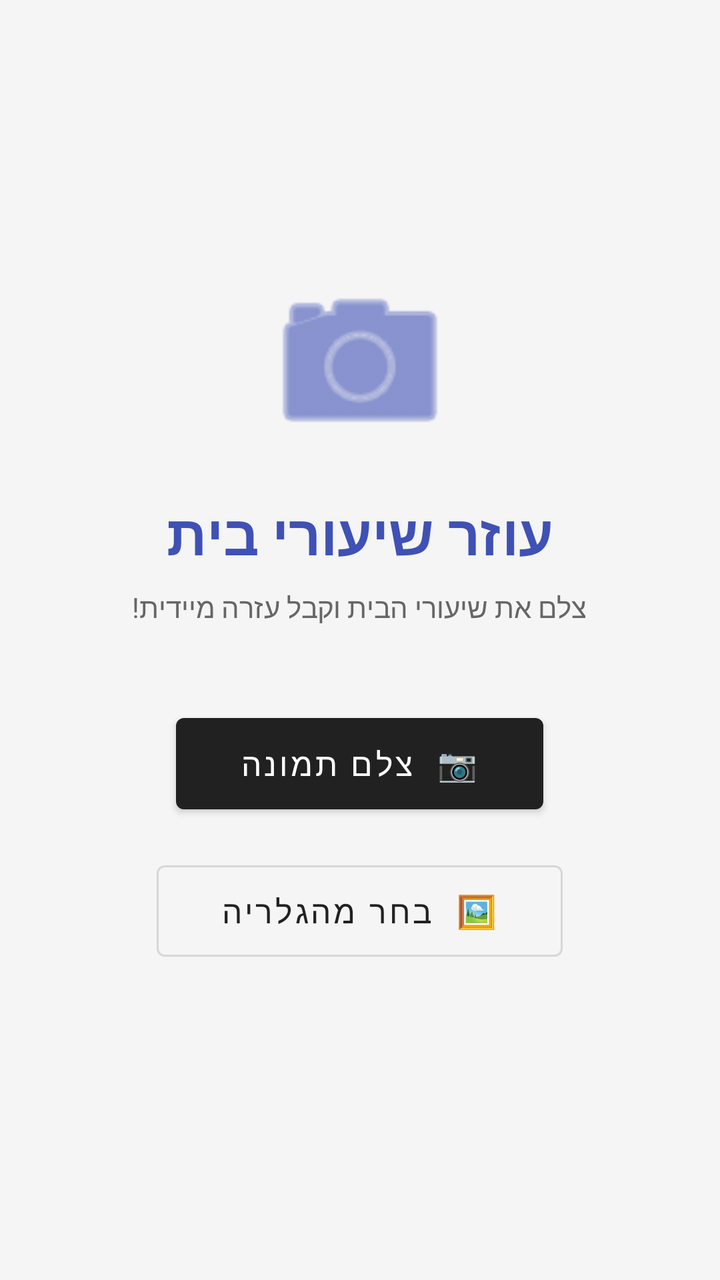
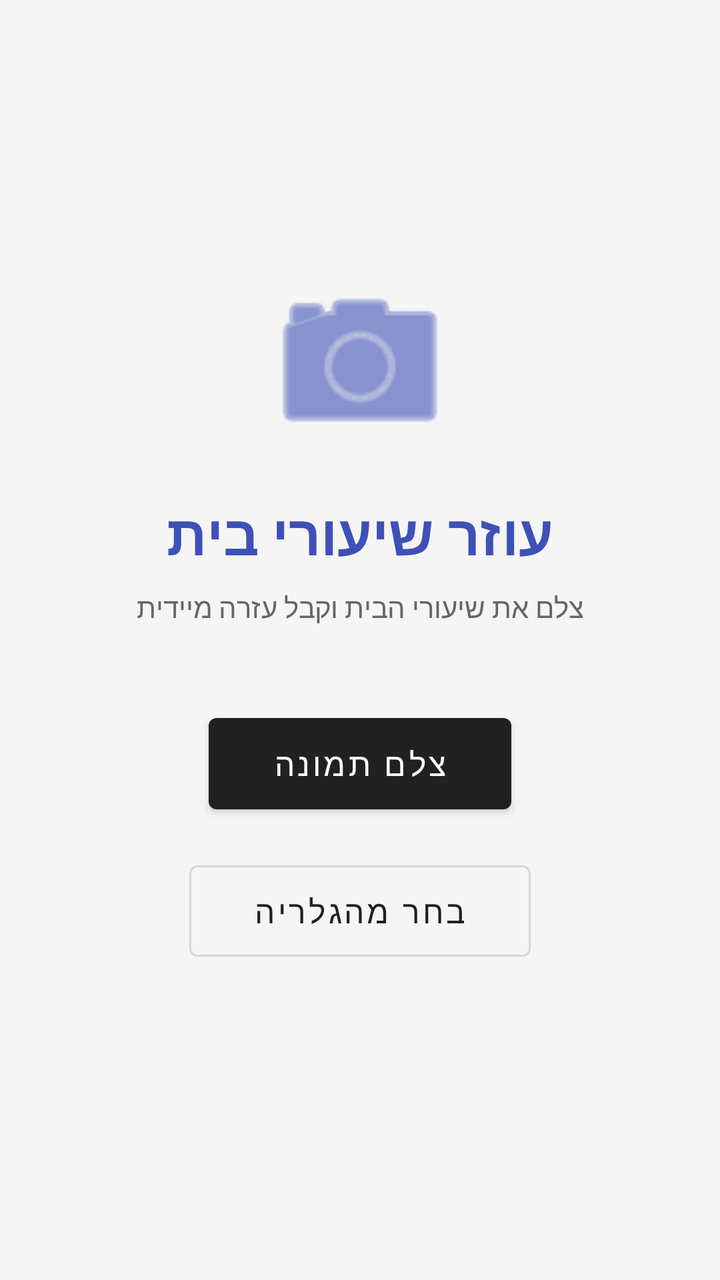

Before-and-after screenshots of an Android layout around one commit, followed by the original layout XML and the change that was made.
<!-- AndroidManifest.xml: application theme Theme.MaterialComponents.Light.DarkActionBar -->
<!-- res/layout/fragment_home.xml -->
<?xml version="1.0" encoding="utf-8"?>
<LinearLayout xmlns:android="http://schemas.android.com/apk/res/android"
    android:layout_width="match_parent"
    android:layout_height="match_parent"
    xmlns:app="http://schemas.android.com/apk/res-auto"
    android:orientation="vertical"
    android:gravity="center"
    android:padding="24dp"
    android:background="#F5F5F5">

    <ImageView
        android:id="@+id/appLogo"
        android:layout_width="100dp"
        android:layout_height="100dp"
        android:src="@android:drawable/ic_menu_camera"
        app:tint="#3F51B5"
        android:layout_marginBottom="16dp"/>

    <TextView
        android:layout_width="wrap_content"
        android:layout_height="wrap_content"
        android:text="עוזר שיעורי בית"
        android:textSize="28sp"
        android:textStyle="bold"
        android:textColor="#3F51B5"
        android:layout_marginBottom="8dp"/>

    <TextView
        android:layout_width="wrap_content"
        android:layout_height="wrap_content"
        android:text="צלם את שיעורי הבית וקבל עזרה מיידית!"
        android:textSize="14sp"
        android:textColor="#666666"
        android:gravity="center"
        android:layout_marginBottom="40dp"/>

    <ImageView
        android:id="@+id/imagePreview"
        android:layout_width="300dp"
        android:layout_height="200dp"
        android:background="#DDDDDD"
        android:scaleType="centerCrop"
        android:visibility="gone"
        android:layout_marginBottom="24dp"/>

    <com.google.android.material.button.MaterialButton
        android:id="@+id/btnTakePhoto"
        android:layout_width="wrap_content"
        android:layout_height="wrap_content"
        android:text="📷  צלם תמונה"
        android:textSize="16sp"
        android:paddingHorizontal="32dp"
        android:paddingVertical="12dp"
        android:layout_marginBottom="16dp"
        style="@style/Widget.MaterialComponents.Button"/>

    <com.google.android.material.button.MaterialButton
        android:id="@+id/btnPickGallery"
        android:layout_width="wrap_content"
        android:layout_height="wrap_content"
        android:text="🖼️  בחר מהגלריה"
        android:textSize="16sp"
        android:paddingHorizontal="32dp"
        android:paddingVertical="12dp"
        android:layout_marginBottom="24dp"
        style="@style/Widget.MaterialComponents.Button.OutlinedButton"/>

    <com.google.android.material.button.MaterialButton
        android:id="@+id/btnAnalyze"
        android:layout_width="wrap_content"
        android:layout_height="wrap_content"
        android:text="🤖  נתח שיעורי בית"
        android:textSize="16sp"
        android:paddingHorizontal="32dp"
        android:paddingVertical="12dp"
        android:visibility="gone"
        style="@style/Widget.MaterialComponents.Button"/>

    <ProgressBar
        android:id="@+id/progressBar"
        android:layout_width="wrap_content"
        android:layout_height="wrap_content"
        android:visibility="gone"
        android:layout_marginTop="16dp"/>

</LinearLayout>
<!-- resources referenced by this layout -->
<resources>

</resources>

<!-- the commit's change to res/layout/fragment_home.xml (unified diff, before → after) -->
@@ -28,7 +28,7 @@
     <TextView
         android:layout_width="wrap_content"
         android:layout_height="wrap_content"
-        android:text="צלם את שיעורי הבית וקבל עזרה מיידית!"
+        android:text="צלם את שיעורי הבית וקבל עזרה מיידית"
         android:textSize="14sp"
         android:textColor="#666666"
         android:gravity="center"
@@ -47,7 +47,7 @@
         android:id="@+id/btnTakePhoto"
         android:layout_width="wrap_content"
         android:layout_height="wrap_content"
-        android:text="📷  צלם תמונה"
+        android:text="צלם תמונה"
         android:textSize="16sp"
         android:paddingHorizontal="32dp"
         android:paddingVertical="12dp"
@@ -58,7 +58,7 @@
         android:id="@+id/btnPickGallery"
         android:layout_width="wrap_content"
         android:layout_height="wrap_content"
-        android:text="🖼️  בחר מהגלריה"
+        android:text="בחר מהגלריה"
         android:textSize="16sp"
         android:paddingHorizontal="32dp"
         android:paddingVertical="12dp"
@@ -69,7 +69,7 @@
         android:id="@+id/btnAnalyze"
         android:layout_width="wrap_content"
         android:layout_height="wrap_content"
-        android:text="🤖  נתח שיעורי בית"
+        android:text="נתח שיעורי בית"
         android:textSize="16sp"
         android:paddingHorizontal="32dp"
         android:paddingVertical="12dp"
